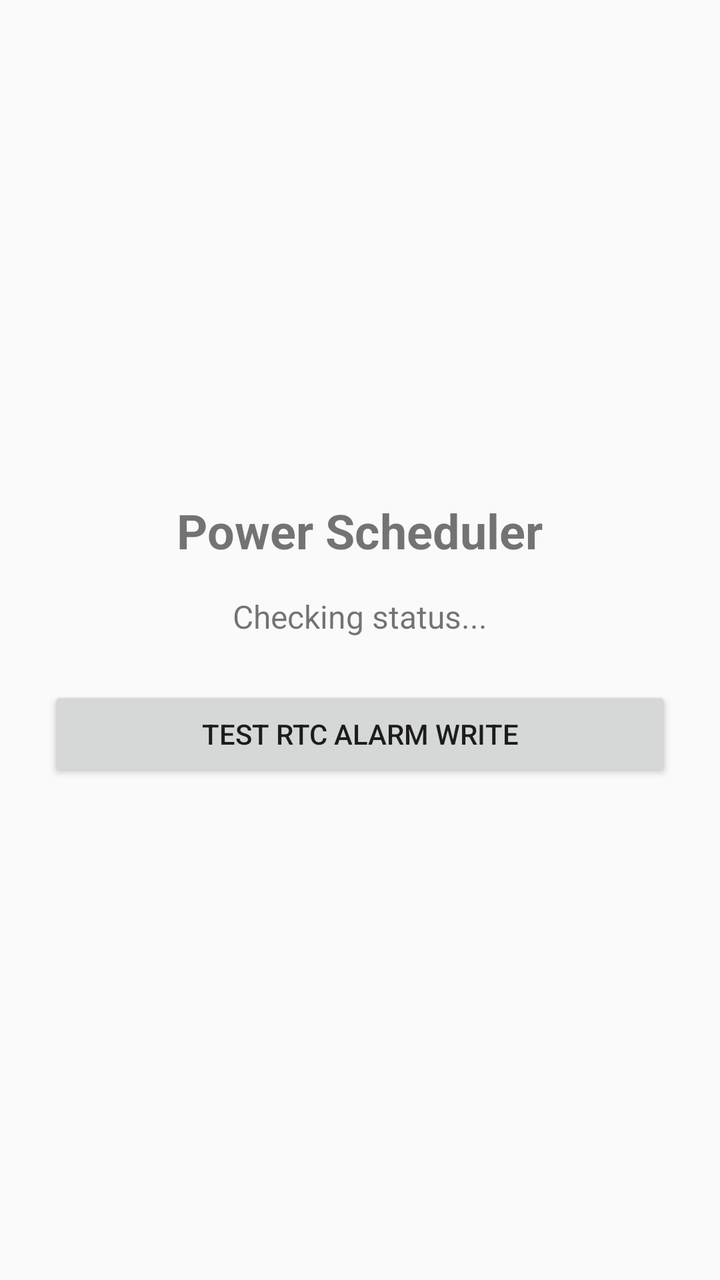
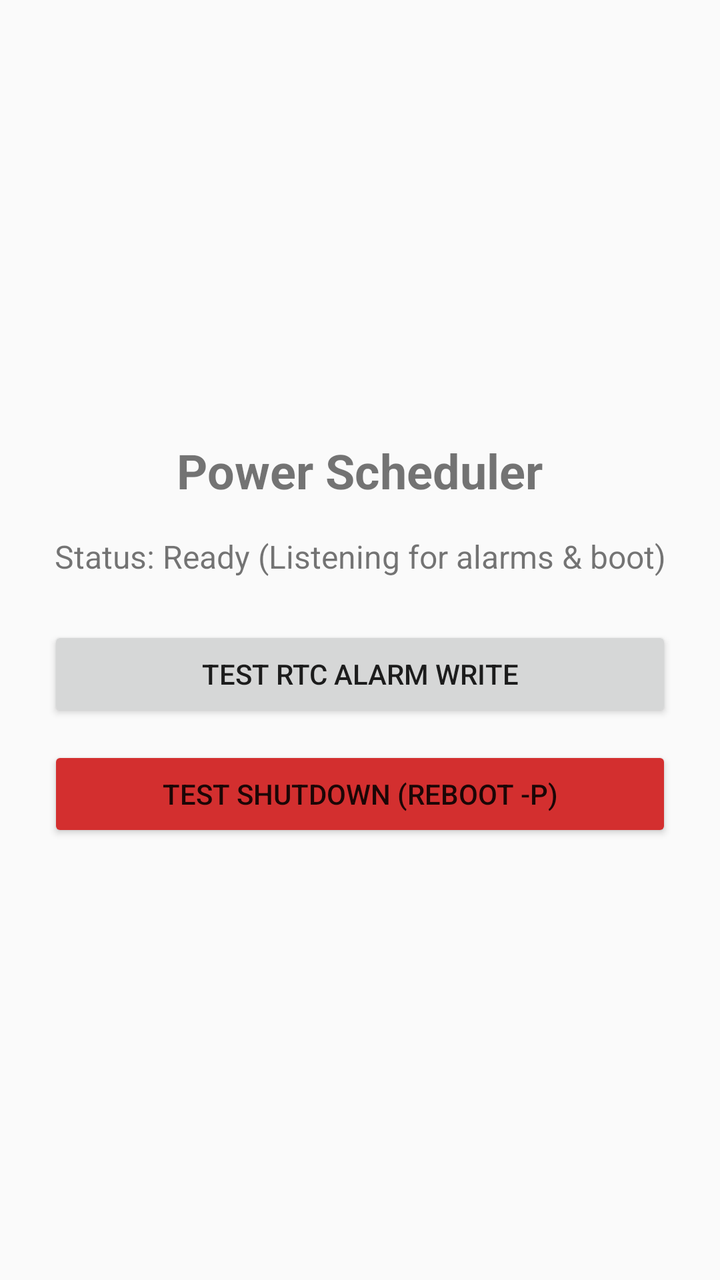

An Android layout rendered at two revisions. The XML below is the earlier revision; the diff shows what the commit changed to produce the second picture.
<!-- AndroidManifest.xml: application theme Theme.PowerScheduler -->
<!-- res/layout/activity_main.xml -->
<?xml version="1.0" encoding="utf-8"?>
<LinearLayout xmlns:android="http://schemas.android.com/apk/res/android"
    android:layout_width="match_parent"
    android:layout_height="match_parent"
    android:orientation="vertical"
    android:padding="24dp"
    android:gravity="center">

    <TextView
        android:layout_width="wrap_content"
        android:layout_height="wrap_content"
        android:text="Power Scheduler"
        android:textSize="24sp"
        android:textStyle="bold"
        android:layout_marginBottom="16dp" />

    <TextView
        android:id="@+id/statusText"
        android:layout_width="match_parent"
        android:layout_height="wrap_content"
        android:text="Checking status..."
        android:textSize="16sp"
        android:gravity="center"
        android:layout_marginBottom="24dp" />

    <Button
        android:id="@+id/testButton"
        android:layout_width="match_parent"
        android:layout_height="wrap_content"
        android:text="Test RTC Alarm Write" />

</LinearLayout>
<!-- resources referenced by this layout -->
<resources>
  <style name="Theme.PowerScheduler" parent="android:Theme.Material.Light.NoActionBar" />
</resources>

<!-- the commit's change to res/layout/activity_main.xml (unified diff, before → after) -->
@@ -18,7 +18,7 @@
         android:id="@+id/statusText"
         android:layout_width="match_parent"
         android:layout_height="wrap_content"
-        android:text="Checking status..."
+        android:text="Status: Ready (Listening for alarms &amp; boot)"
         android:textSize="16sp"
         android:gravity="center"
         android:layout_marginBottom="24dp" />
@@ -27,6 +27,14 @@
         android:id="@+id/testButton"
         android:layout_width="match_parent"
         android:layout_height="wrap_content"
-        android:text="Test RTC Alarm Write" />
+        android:text="Test RTC Alarm Write"
+        android:layout_marginBottom="12dp" />
+
+    <Button
+        android:id="@+id/shutdownButton"
+        android:layout_width="match_parent"
+        android:layout_height="wrap_content"
+        android:text="Test Shutdown (reboot -p)"
+        android:backgroundTint="#D32F2F" />
 
 </LinearLayout>
